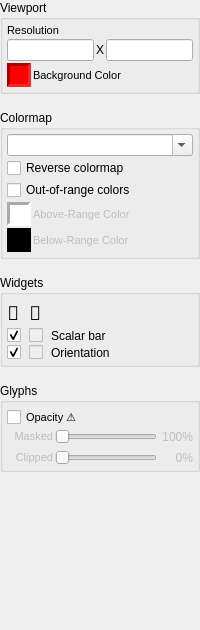
This is src/zoo/ui/controlpane_visuals.ui in CMSM-VCU/zoo as Qt 5 draws it before an edit. The edited form follows.
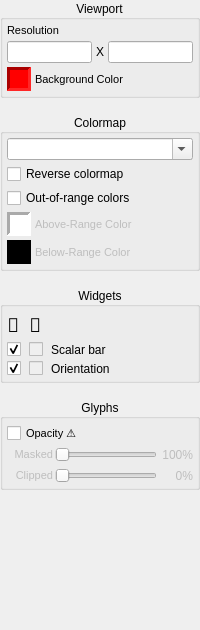
This is the edited form. Custom widgets are drawn as their Qt base class.

Commit message: Convert UI to use FoldingGroupBox

Patch:
```diff
--- a/src/zoo/ui/controlpane_visuals.ui
+++ b/src/zoo/ui/controlpane_visuals.ui
@@ -36,9 +36,30 @@
        <property name="title">
         <string>Viewport</string>
        </property>
+       <property name="alignment">
+        <set>Qt::AlignCenter</set>
+       </property>
        <layout class="QVBoxLayout" name="verticalLayout_4">
         <property name="spacing">
-         <number>2</number>
+         <number>0</number>
+        </property>
+        <property name="leftMargin">
+         <number>0</number>
+        </property>
+        <property name="topMargin">
+         <number>0</number>
+        </property>
+        <property name="rightMargin">
+         <number>0</number>
+        </property>
+        <property name="bottomMargin">
+         <number>0</number>
+        </property>
+        <item>
+         <widget class="QWidget" name="verticalWidget" native="true">
+          <layout class="QVBoxLayout" name="verticalLayout_2">
+           <property name="spacing">
+            <number>4</number>
         </property>
         <property name="leftMargin">
          <number>4</number>
@@ -142,6 +163,9 @@
        </layout>
       </widget>
      </item>
+       </layout>
+      </widget>
+     </item>
      <item>
       <spacer name="verticalSpacer_7">
        <property name="orientation">
@@ -166,9 +190,30 @@
        <property name="title">
         <string>Colormap</string>
        </property>
+       <property name="alignment">
+        <set>Qt::AlignCenter</set>
+       </property>
        <layout class="QVBoxLayout" name="verticalLayout_5">
         <property name="spacing">
-         <number>2</number>
+         <number>0</number>
+        </property>
+        <property name="leftMargin">
+         <number>0</number>
+        </property>
+        <property name="topMargin">
+         <number>0</number>
+        </property>
+        <property name="rightMargin">
+         <number>0</number>
+        </property>
+        <property name="bottomMargin">
+         <number>0</number>
+        </property>
+        <item>
+         <widget class="QWidget" name="verticalWidget" native="true">
+          <layout class="QVBoxLayout" name="verticalLayout">
+           <property name="spacing">
+            <number>4</number>
         </property>
         <property name="leftMargin">
          <number>4</number>
@@ -306,6 +351,9 @@
        </layout>
       </widget>
      </item>
+       </layout>
+      </widget>
+     </item>
      <item>
       <spacer name="verticalSpacer_8">
        <property name="orientation">
@@ -330,9 +378,30 @@
        <property name="title">
         <string>Widgets</string>
        </property>
+       <property name="alignment">
+        <set>Qt::AlignCenter</set>
+       </property>
        <layout class="QVBoxLayout" name="verticalLayout_6">
         <property name="spacing">
-         <number>2</number>
+         <number>0</number>
+        </property>
+        <property name="leftMargin">
+         <number>0</number>
+        </property>
+        <property name="topMargin">
+         <number>0</number>
+        </property>
+        <property name="rightMargin">
+         <number>0</number>
+        </property>
+        <property name="bottomMargin">
+         <number>0</number>
+        </property>
+        <item>
+         <widget class="QWidget" name="verticalWidget_2" native="true">
+          <layout class="QVBoxLayout" name="verticalLayout_3">
+           <property name="spacing">
+            <number>4</number>
         </property>
         <property name="leftMargin">
          <number>4</number>
@@ -454,6 +523,9 @@
        </layout>
       </widget>
      </item>
+       </layout>
+      </widget>
+     </item>
      <item>
       <spacer name="verticalSpacer_9">
        <property name="orientation">
@@ -478,9 +550,30 @@
        <property name="title">
         <string>Glyphs</string>
        </property>
+       <property name="alignment">
+        <set>Qt::AlignCenter</set>
+       </property>
        <layout class="QVBoxLayout" name="verticalLayout_7">
         <property name="spacing">
-         <number>2</number>
+         <number>0</number>
+        </property>
+        <property name="leftMargin">
+         <number>0</number>
+        </property>
+        <property name="topMargin">
+         <number>0</number>
+        </property>
+        <property name="rightMargin">
+         <number>0</number>
+        </property>
+        <property name="bottomMargin">
+         <number>0</number>
+        </property>
+        <item>
+         <widget class="QWidget" name="verticalWidget_3" native="true">
+          <layout class="QVBoxLayout" name="verticalLayout_8">
+           <property name="spacing">
+            <number>4</number>
         </property>
         <property name="leftMargin">
          <number>4</number>
@@ -654,6 +747,9 @@
        </layout>
       </widget>
      </item>
+       </layout>
+      </widget>
+     </item>
      <item>
       <spacer name="verticalSpacer">
        <property name="orientation">
@@ -671,6 +767,14 @@
    </item>
   </layout>
  </widget>
+ <customwidgets>
+  <customwidget>
+   <class>FoldingGroupBox</class>
+   <extends>QGroupBox</extends>
+   <header location="global">zoo.ui.foldinggroupbox</header>
+   <container>1</container>
+  </customwidget>
+ </customwidgets>
  <resources/>
  <connections/>
 </ui>
```
Left out of the diff: 88 changed lines with no effect on the pictures. Lines whose indentation alone changed are shown as unchanged. The commit also changes 2 other files.
